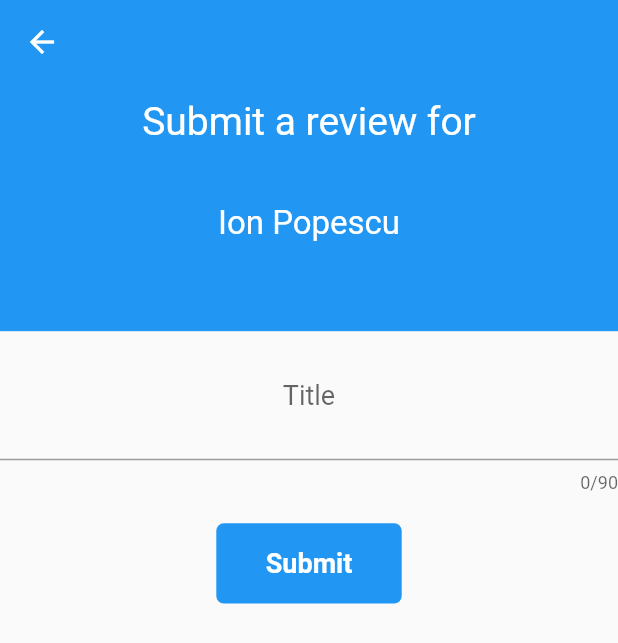
After one commit to TudorBatica/UniProfReview, a Flutter app: the SubmitReviewScreen screen opened directly, after a tap on "Submit", on a phone screen of 412 x 824 dp. The commit adds this screen. Shown: the top 643 px of the screen. Run offline on Flutter 3.47's test engine with Material 2 defaults, Android fonts, the phone set to English and light mode, and no system bars; our stand-ins replace cloud_firestore, firebase_auth, flutter_spinkit, tuple; accounts and stored records are empty.

Commit message:
review submission service

```diff
--- /dev/null
+++ b/lib/Screens/submit_review_screen.dart
@@ -0,0 +1,99 @@
+import 'package:flutter/material.dart';
+import 'package:professor_review/models/professor.dart';
+import 'package:professor_review/models/review.dart';
+import 'package:professor_review/services/review_submission_service.dart';
+
+class SubmitReviewScreen extends StatefulWidget {
+  final Professor professor;
+
+  SubmitReviewScreen({Key key, this.professor}) : super(key: key);
+
+  @override
+  _SubmitReviewScreenState createState() => _SubmitReviewScreenState();
+}
+
+class _SubmitReviewScreenState extends State<SubmitReviewScreen> {
+  Review _review;
+
+  @override
+  Widget build(BuildContext context) {
+    return Scaffold(
+        appBar: AppBar(
+            elevation: 0.0, backgroundColor: Theme.of(context).primaryColor),
+        body: SingleChildScrollView(
+          child: Column(
+            children: <Widget>[
+              Container(
+                  // header container
+                  color: Theme.of(context).primaryColor,
+                  width: MediaQuery.of(context).size.width,
+                  height: MediaQuery.of(context).size.height * 0.2,
+                  child: Column(
+                    children: <Widget>[
+                      SizedBox(
+                        height: 10.0,
+                      ),
+                      Text(
+                        "Submit a review for",
+                        style: TextStyle(color: Colors.white, fontSize: 26.0),
+                      ),
+                      SizedBox(
+                        height: 40.0,
+                      ),
+                      Text(
+                        widget.professor.firstName +
+                            " " +
+                            widget.professor.lastName,
+                        style: TextStyle(color: Colors.white, fontSize: 22.0),
+                      )
+                    ],
+                  )),
+              SizedBox(height: 20.0),
+              TextFormField(
+                maxLengthEnforced: true,
+                maxLength: 90,
+                maxLines: 2,
+                textAlign: TextAlign.center,
+                style: TextStyle(color: Colors.black87, fontSize: 18.0),
+                decoration: InputDecoration(hintText: 'Title'),
+                onChanged: (value) => _review.title = value,
+              ),
+              SizedBox(height: 20.0),
+              FlatButton(
+                child: Container(
+                  width: MediaQuery.of(context).size.width * 0.3,
+                  height: MediaQuery.of(context).size.height * 0.065,
+                  child: Center(
+                    child: Text(
+                      "Submit",
+                      style: TextStyle(
+                        color: Colors.white,
+                        fontWeight: FontWeight.bold,
+                        fontSize: 18.0
+                      )
+                      )
+                    ),
+                  decoration: BoxDecoration(
+                    color: Theme.of(context).primaryColor,
+                    borderRadius: BorderRadius.circular(5.0)
+                  ),
+                ),
+                onPressed: () {
+                  ReviewSubmissionService.instance.submitReview(
+                    widget.professor, Review(
+                      title: "Ion was born to be a professor",
+                      courseSubjectsRating: 5.0,
+                      examsDifficultyRating: 5.0,
+                      explanationsRating: 5.0,
+                      punctualityRating: 5.0,
+                      rating: 5.0,
+                      cons: "none",
+                      pros: "everything"
+                    ));
+                },
+              )
+            ],
+          ),
+        ));
+  }
+}
--- /dev/null
+++ b/lib/models/faculty.dart
@@ -0,0 +1,28 @@
+import 'package:cloud_firestore/cloud_firestore.dart';
+import 'package:professor_review/models/professor_summary_data.dart';
+
+class Faculty {
+  final String city;
+  final String country;
+  final String documentID;
+  final String name;
+  final String universityName;
+  final String universityReference;
+  double avgRating;
+  int noOfProfessors;
+  var professors = List<ProfessorSummaryData>();
+
+  Faculty.fromFirestoreDocument(DocumentSnapshot snapshot)
+      : city = snapshot['city'],
+        country = snapshot['country'],
+        documentID = snapshot.documentID,
+        name = snapshot['name'],
+        universityName = snapshot['uni_name'],
+        universityReference = snapshot['uni_ref'],
+        avgRating = snapshot['avg_rating'].toDouble(),
+        noOfProfessors = snapshot['no_of_professors'] {
+    professors = snapshot['professors'].map<ProfessorSummaryData>((professor)  {
+      return ProfessorSummaryData.fromMap(professor);
+    }).toList();
+  }
+}
--- /dev/null
+++ b/lib/models/professor.dart
@@ -0,0 +1,28 @@
+class Professor {
+  final String documentID;
+  final String facultyReference;
+  final String firstName;
+  final String lastName;
+  final String universityReference;
+  int numberOfReviews;
+  double averageRating;
+
+  Professor(
+      {this.firstName,
+      this.lastName,
+      this.documentID,
+      this.facultyReference,
+      this.universityReference,
+      this.numberOfReviews,
+      this.averageRating});
+
+  Professor.fromFirestoreMap(Map<String, dynamic> map,
+      String universityReference, String facultyReference)
+      : documentID = map['prof_ref'],
+        facultyReference = facultyReference,
+        firstName = map['first_name'],
+        lastName = map['last_name'],
+        universityReference = universityReference,
+        numberOfReviews = map['no_of_reviews'],
+        averageRating = map['avg_rating'].toDouble();
+}
--- /dev/null
+++ b/lib/models/review.dart
@@ -0,0 +1,34 @@
+class Review {
+  String title;
+  String pros;
+  String cons;
+  double courseSubjectsRating;
+  double explanationsRating;
+  double examsDifficultyRating;
+  double punctualityRating;
+  double rating;
+
+  Review(
+      {this.title,
+      this.pros,
+      this.cons,
+      this.courseSubjectsRating,
+      this.explanationsRating,
+      this.examsDifficultyRating,
+      this.punctualityRating,
+      this.rating});
+
+  Map<String, dynamic> get map {
+    final Map<String, dynamic> mappedData = {
+      "title": title,
+      "pros": pros,
+      "cons": cons,
+      "courseSubjectRating": courseSubjectsRating,
+      "explanationsRating": explanationsRating,
+      "punctualityRating": punctualityRating,
+      "rating": rating
+    };
+
+    return mappedData;
+  }
+}
--- a/lib/models/user.dart
+++ b/lib/models/user.dart
@@ -1,21 +1,9 @@
 class User {
 
-  final String _userID;
-  final String _username;
-  final double _avgRating;
+  final String userID;
+  final String username;
+  final double avgRating;
 
-  User(this._userID, this._username, this._avgRating);
-
-  String get userID {
-    return this._userID;
-  }
-
-  String get username {
-    return this._username;
-  }
-
-  double get avgRating {
-    return this._avgRating;
-  }
+  User(this.userID, this.username, this.avgRating);
 
 }
--- /dev/null
+++ b/lib/services/review_submission_service.dart
@@ -0,0 +1,151 @@
+import 'package:cloud_firestore/cloud_firestore.dart';
+import 'package:professor_review/models/faculty.dart';
+import 'package:professor_review/models/professor.dart';
+import 'package:professor_review/models/review.dart';
+import 'package:professor_review/models/university.dart';
+import 'package:tuple/tuple.dart';
+
+class ReviewSubmissionService {
+  static final ReviewSubmissionService _instance =
+      ReviewSubmissionService._privateConstructor();
+
+  ReviewSubmissionService._privateConstructor();
+  static ReviewSubmissionService get instance => _instance;
+
+  Future submitReview(Professor professor, Review review) async {
+    double profNewAvgRating = await _updateProfessorDocument(professor, review);
+    Tuple2 facultyRatings =
+        await _updateFacultyDocument(professor, review, profNewAvgRating);
+    await _updateUniversityDocument(
+        professor, review, facultyRatings.item2, facultyRatings.item1);
+  }
+
+  // returns professor's new average rating
+  Future<double> _updateProfessorDocument(
+      Professor professor, Review review) async {
+    var firestore = Firestore.instance;
+    // add the review to the professor's collection
+    var professorsReviews =
+        firestore.collection('professors/' + professor.documentID + '/reviews');
+    professorsReviews.add(review.map);
+
+    // compute professor's new average rating
+    double profNewAvgRating;
+    if (professor.averageRating == 0) {
+      profNewAvgRating = review.rating;
+    } else {
+      profNewAvgRating = (professor.numberOfReviews * professor.averageRating +
+              review.rating) /
+          (professor.numberOfReviews + 1);
+    }
+
+    // upload the updated data to firestore
+    var professorsDocument =
+        firestore.collection('professors').document(professor.documentID);
+    professorsDocument.updateData({
+      "avg_rating": profNewAvgRating,
+      "no_of_reviews": FieldValue.increment(1)
+    });
+
+    return profNewAvgRating;
+  }
+
+  // returns a tuple where the first value is the faculty's old average rating
+  // and the second value is the updated average rating
+  Future<Tuple2> _updateFacultyDocument(
+      Professor professor, Review review, double profNewAvgRating) async {
+    var firestore = Firestore.instance;
+
+    // retrieve the faculty
+    var facultyDocument = await firestore
+        .collection('faculties')
+        .document(professor.facultyReference)
+        .get();
+    var faculty = Faculty.fromFirestoreDocument(facultyDocument);
+    print(faculty.city + " " + faculty.country + " " +faculty.documentID + " " +faculty.noOfProfessors.toString() +
+    "" + faculty.universityName + " " + faculty.universityReference + " " + faculty.professors.length.toString());
+    // compute new average rating
+    double facNewAvgRating;
+    if (faculty.avgRating == 0) {
+      facNewAvgRating = review.rating;
+    } else {
+      facNewAvgRating = faculty.avgRating +
+          ((profNewAvgRating - professor.averageRating) /
+              faculty.noOfProfessors);
+    }
+    print("new avg" + facNewAvgRating.toString());
+    print(faculty.professors[0].toMap());
+    print(faculty.professors[0].professorReference);
+    print(professor.documentID);
+    // update professor's summary data
+    var toDelete;
+    var toAdd;
+    for (int i = 0; i < faculty.professors.length; i++) {
+      if (faculty.professors[i].professorReference == professor.documentID) {
+        toDelete = faculty.professors[i].toMap();
+        print("toDelete done");
+        faculty.professors[i].avgRating = profNewAvgRating;
+        faculty.professors[i].noOfReviews ++;
+        toAdd = faculty.professors[i].toMap();
+        break;
+      }
+    }
+    print(toAdd.toString());
+    print(toDelete.toString());
+    print("did sth in update faculty document");
+    // upload updated data to firestore
+    await firestore.collection('faculties').document(faculty.documentID).updateData(
+        {"avg_rating": facNewAvgRating,
+        "professors": FieldValue.arrayRemove([toDelete])});
+    firestore.collection('faculties').document(faculty.documentID).updateData({
+      "professors": FieldValue.arrayUnion([toAdd])
+    });
+
+
+    return Tuple2<double, double>(faculty.avgRating, facNewAvgRating);
+  }
+}
+
+Future _updateUniversityDocument(Professor professor, Review review,
+    double facNewAvgRating, double facOldAvgRating) async {
+  // retrieve the university
+  var firestore = Firestore.instance;
+  var universityDocument = await firestore
+      .collection('universities')
+      .document(professor.universityReference)
+      .get();
+  var university = University.fromFirestoreDocument(universityDocument);
+
+  // compute new university average rating
+  double newUniAvgRating;
+  if (university.avgRating == 0) {
+    newUniAvgRating = review.rating;
+  } else {
+    newUniAvgRating =
+        university.avgRating + ((facNewAvgRating - facOldAvgRating) / university.noOfFaculties);
+  }
+  // update faculty's summary data
+  var toAdd;
+  var toRemove;
+  for (var faculty in university.faculties) {
+    if (faculty.facultyReference == professor.facultyReference) {
+      toRemove = faculty.toMap();
+      faculty.avgRating = facNewAvgRating;
+      toAdd = faculty.toMap();
+      break;
+    }
+  }
+
+  print("did sth in uni update");
+  // upload the updated data to firestore
+  await firestore
+      .collection('universities')
+      .document(university.documentID)
+      .updateData(
+          {"avg_rating": newUniAvgRating, "faculties": FieldValue.arrayRemove([toRemove])});
+  firestore
+      .collection('universities')
+      .document(university.documentID)
+      .updateData(
+          {"faculties": FieldValue.arrayUnion([toAdd])});
+}
--- a/pubspec.yaml
+++ b/pubspec.yaml
@@ -29,6 +29,7 @@ dependencies:
   cupertino_icons: ^0.1.3
   flutter_spinkit: ^4.1.2
   provider: ^4.1.0
+  tuple: ^1.0.3
 
 dev_dependencies:
   flutter_test:
```
Also changed, not shown: lib/Screens/home_screen.dart (+28 -7 lines), lib/models/faculty_summary_data.dart (added, +18 -0 lines), lib/models/professor_summary_data.dart (added, +24 -0 lines), lib/models/university.dart (added, +25 -0 lines), lib/Screens/register_screen.dart (line endings or trailing spaces), pubspec.lock, 1 other file.
